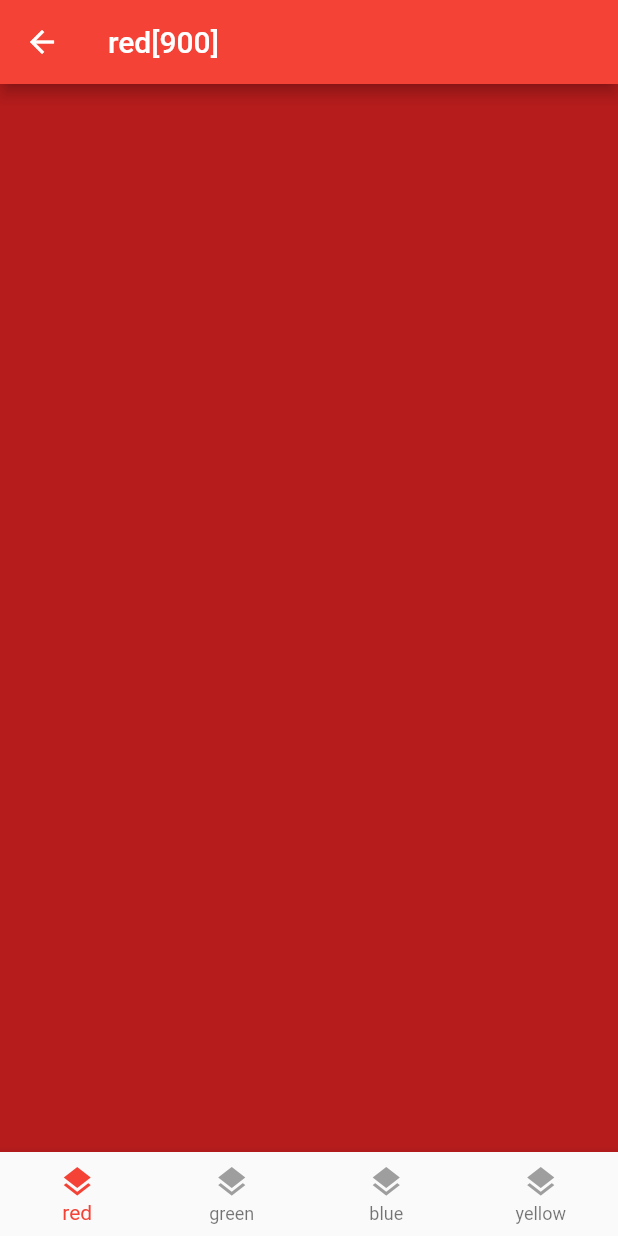
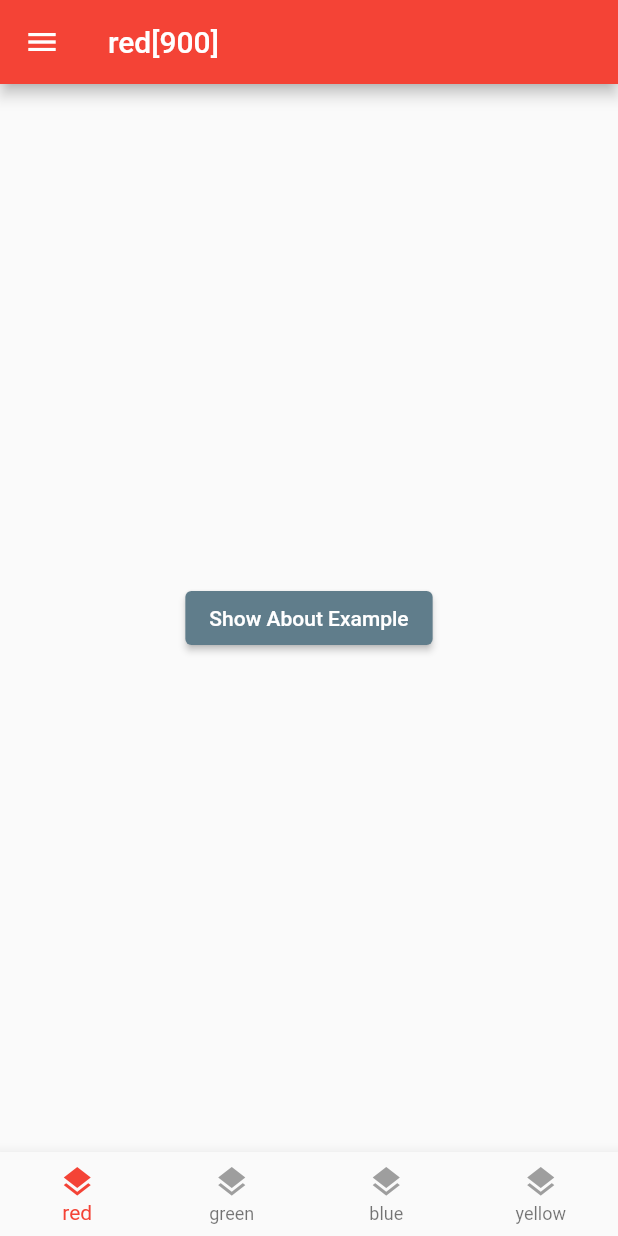
Before and after one commit to ProsantaChaki/flutter-navigation, a Flutter app: the screen it shows after launch, after a tap on "900", on a phone screen of 412 x 824 dp. Run offline on Flutter 3.47's test engine with Material 2 defaults, Android fonts, the phone set to English and light mode, and no system bars.

```diff
--- a/lib/color_detail_page.dart
+++ b/lib/color_detail_page.dart
@@ -12,6 +12,19 @@ class ColorDetailPage extends StatelessWidget {
 
   @override
   Widget build(BuildContext context) {
+    final ThemeData theme = Theme.of(context);
+    final TextStyle textStyle = theme.textTheme.bodyMedium!;
+    final List<Widget> aboutBoxChildren = <Widget>[
+      const SizedBox(height: 24),
+      RichText(
+        text: TextSpan(
+          children: <TextSpan>[
+            TextSpan(style: textStyle, text: "This is my first flutter app "),
+          ],
+        ),
+      ),
+    ];
+
     return Scaffold(
       appBar: AppBar(
         backgroundColor: color,
@@ -19,8 +32,48 @@ class ColorDetailPage extends StatelessWidget {
           '$title[$materialIndex]',
         ),
       ),
-      body: Container(
-        color: color[materialIndex],
+      drawer: Drawer(
+        child: ListView(
+          padding: EdgeInsets.zero,
+          children: const <Widget>[
+            DrawerHeader(
+              decoration: BoxDecoration(
+                color: Colors.blue,
+              ),
+              child: Text(
+                'Drawer Header',
+                style: TextStyle(
+                  color: Colors.white,
+                  fontSize: 24,
+                ),
+              ),
+            ),
+            ListTile(
+              leading: Icon(Icons.message),
+              title: Text('Messages'),
+            ),
+            ListTile(
+              leading: Icon(Icons.account_circle),
+              title: Text('Profile'),
+            ),
+            ListTile(
+              leading: Icon(Icons.settings),
+              title: Text('Settings'),
+            ),
+          ],
+        ),
+      ),
+      body: Center(
+        child: ElevatedButton(
+          child: const Text('Show About Example'),
+          onPressed: () {
+            showAboutDialog(
+              context: context,
+              applicationName: 'Flutter App',
+              children: aboutBoxChildren,
+            );
+          },
+        ),
       ),
     );
   }
```
